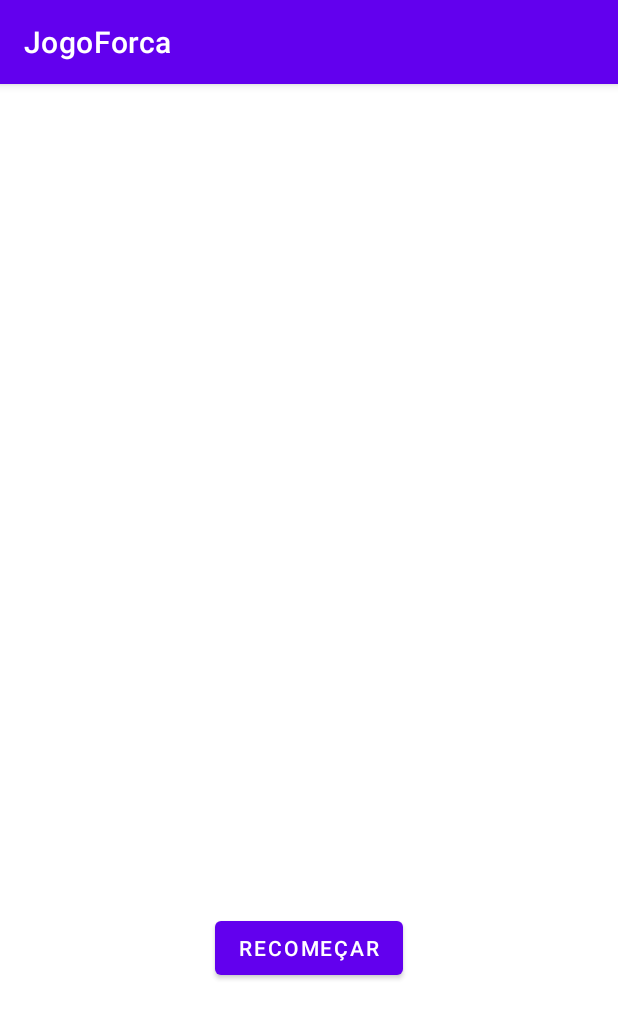
After one commit to hugolps/JogoDaForca, an Android app: the EndGameActivity screen opened directly, with no data from a screen before it, on a phone screen of 412 x 824 dp. The commit adds this screen. Shown: the top 1019 px of the screen. Run offline under Robolectric (Android 15) with nearby library versions, the phone set to English and light mode, and no system bars; 1 statement that could not run was skipped.

Commit message:
Navegação entre telas

```diff
--- a/app/src/main/AndroidManifest.xml
+++ b/app/src/main/AndroidManifest.xml
@@ -10,6 +10,9 @@
             android:supportsRtl="true"
             android:theme="@style/Theme.JogoForca">
         <activity
+                android:name=".EndGameActivity"
+                android:exported="false"/>
+        <activity
                 android:name=".MainActivity"
                 android:exported="true">
             <intent-filter>
--- /dev/null
+++ b/app/src/main/java/com/example/jogoforca/EndGameActivity.kt
@@ -0,0 +1,44 @@
+package com.example.jogoforca
+
+import androidx.appcompat.app.AppCompatActivity
+import android.os.Bundle
+import android.widget.Button
+import android.widget.TextView
+import android.content.Intent
+import android.util.Log
+import android.widget.EditText
+import android.widget.ImageView
+
+
+class EndGameActivity : AppCompatActivity() {
+
+    private lateinit var tvResultado: TextView
+    private lateinit var btRecomecar: Button
+
+    override fun onCreate(savedInstanceState: Bundle?) {
+        super.onCreate(savedInstanceState)
+        setContentView(R.layout.activity_eng_game)
+
+        this.tvResultado = findViewById(R.id.tvResultado)
+
+
+        if(intent.hasExtra("Resultado")) {
+            val resultado = intent.getStringExtra("Resultado")
+            if(resultado.equals("DERROTA")) {
+                this.tvResultado.text = "DERROTA"
+            } else if(resultado.equals("VITÓRIA")){
+                this.tvResultado.text = "VITÓRIA"
+            }
+        }
+        Log.i("APP_FORCA", "teste X")
+        this.btRecomecar = findViewById(R.id.btRecomecar)
+        Log.i("APP_FORCA", "teste Y")
+        this.btRecomecar.setOnClickListener{recomecar()}
+        Log.i("APP_FORCA", "teste Z")
+    }
+
+    fun recomecar() {
+        val intent = Intent(this, MainActivity::class.java)
+        startActivity(intent)
+    }
+}
--- /dev/null
+++ b/app/src/main/res/layout/activity_eng_game.xml
@@ -0,0 +1,34 @@
+<?xml version="1.0" encoding="utf-8"?>
+<LinearLayout
+        xmlns:android="http://schemas.android.com/apk/res/android"
+        xmlns:tools="http://schemas.android.com/tools"
+        android:layout_width="match_parent"
+        android:layout_height="match_parent"
+        android:orientation="vertical"
+        tools:context=".EndGameActivity">
+
+    <TextView
+            android:id="@+id/tvEGResultado"
+            android:text=""
+            android:textSize="32dp"
+            android:gravity="center"
+            android:layout_width="match_parent"
+            android:layout_height="0dp"
+            android:layout_weight="1"/>
+
+    <LinearLayout
+            android:gravity="center"
+            android:layout_width="match_parent"
+            android:layout_height="0dp"
+            android:layout_weight="1">
+
+            <Button
+                    android:id="@+id/btEGRecomecar"
+                    android:text="Recomeçar"
+                    android:layout_gravity="center"
+                    android:layout_width="wrap_content"
+                    android:layout_height="wrap_content"/>
+
+    </LinearLayout>
+
+</LinearLayout>
```
Also changed, not shown: app/src/main/java/com/example/jogoforca/Jogo.kt (+13 -12 lines), app/src/main/java/com/example/jogoforca/MainActivity.kt (+46 -20 lines), app/src/main/res/layout/activity_end_game.xml (added, +33 -0 lines).
